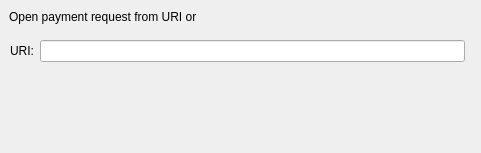
SHTDJ/Bulwark, file src/qt/forms/openuridialog.ui: the form before one commit.
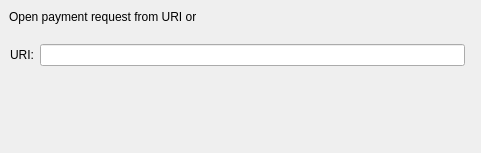
The form after the commit. Custom widgets are drawn as their Qt base class.

Patch:
```diff
--- a/src/qt/forms/openuridialog.ui
+++ b/src/qt/forms/openuridialog.ui
@@ -26,13 +26,60 @@
     <string>Open payment request from URI or file</string>
    </property>
   </widget>
+  <widget class="QWidget" name="layoutWidget">
+   <property name="geometry">
+    <rect>
+     <x>10</x>
+     <y>40</y>
+     <width>461</width>
+     <height>31</height>
+    </rect>
+   </property>
+   <layout class="QHBoxLayout" name="horizontalLayout">
+    <item>
+     <widget class="QLabel" name="label">
+      <property name="sizePolicy">
+       <sizepolicy hsizetype="Minimum" vsizetype="Fixed">
+        <horstretch>0</horstretch>
+        <verstretch>0</verstretch>
+       </sizepolicy>
+      </property>
+      <property name="text">
+       <string>URI:</string>
+      </property>
+     </widget>
+    </item>
+    <item>
+     <widget class="QValidatedLineEdit" name="uriEdit"/>
+    </item>
+    <item>
+     <widget class="QtMaterialFlatButton" name="selectFileButton" native="true">
+      <property name="sizePolicy">
+       <sizepolicy hsizetype="Minimum" vsizetype="Fixed">
+        <horstretch>0</horstretch>
+        <verstretch>0</verstretch>
+       </sizepolicy>
+      </property>
+      <property name="toolTip">
+       <string>Select payment request file</string>
+      </property>
+      <property name="text" stdset="0">
+       <string notr="true">...</string>
+      </property>
+      <property name="autoDefault" stdset="0">
+       <bool>false</bool>
+      </property>
+     </widget>
+    </item>
+   </layout>
+  </widget>
   <widget class="QWidget" name="horizontalLayoutWidget">
    <property name="geometry">
     <rect>
-     <x>9</x>
-     <y>80</y>
+     <x>10</x>
+     <y>100</y>
      <width>461</width>
-     <height>51</height>
+     <height>29</height>
     </rect>
    </property>
    <layout class="QHBoxLayout" name="horizontalLayout_2">
@@ -81,30 +128,14 @@
       </property>
      </widget>
     </item>
-   </layout>
-  </widget>
-  <widget class="QWidget" name="">
-   <property name="geometry">
-    <rect>
-     <x>10</x>
-     <y>40</y>
-     <width>461</width>
-     <height>22</height>
-    </rect>
-   </property>
-   <layout class="QHBoxLayout" name="horizontalLayout">
     <item>
-     <widget class="QLabel" name="label">
-      <property name="text">
-       <string>URI:</string>
+     <widget class="QtMaterialFlatButton" name="cancelButton" native="true">
+      <property name="sizePolicy">
+       <sizepolicy hsizetype="Minimum" vsizetype="Fixed">
+        <horstretch>0</horstretch>
+        <verstretch>0</verstretch>
+       </sizepolicy>
       </property>
-     </widget>
-    </item>
-    <item>
-     <widget class="QValidatedLineEdit" name="uriEdit"/>
-    </item>
-    <item>
-     <widget class="QtMaterialFlatButton" name="selectFileButton" native="true">
       <property name="toolTip">
        <string>Select payment request file</string>
       </property>
```
Left out of the diff: 27 changed lines with no effect on the pictures.
